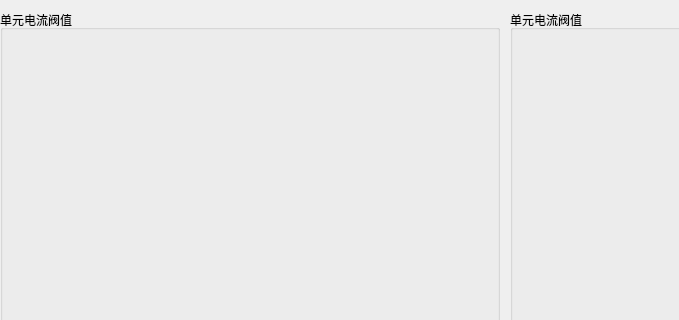
Qt form TestCabinet/fieldvalues/fv_thresholddlg.ui (luozhiyong131/BusBar) before a commit; both pictures show x 0 to 679 and y 0 to 320 of the 1024 by 600 pixel window.
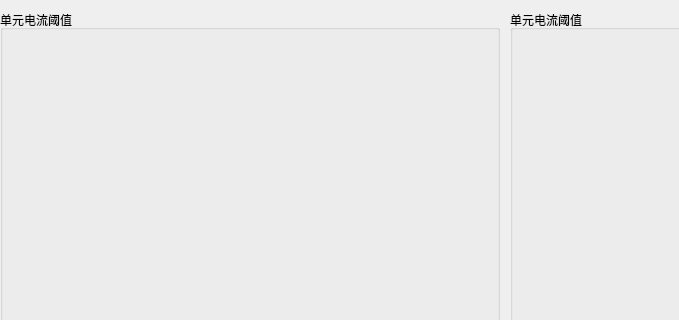
The same form after that commit.

Commit message: change:修改閥值 - 阈值

Diff of the .ui file:
```diff
--- a/TestCabinet/fieldvalues/fv_thresholddlg.ui
+++ b/TestCabinet/fieldvalues/fv_thresholddlg.ui
@@ -23,7 +23,7 @@
     </rect>
    </property>
    <property name="title">
-    <string>单元电流阀值</string>
+    <string>单元电流阈值</string>
    </property>
   </widget>
   <widget class="QGroupBox" name="groupBox">
@@ -36,7 +36,7 @@
     </rect>
    </property>
    <property name="title">
-    <string>单元电流阀值</string>
+    <string>单元电流阈值</string>
    </property>
   </widget>
   <widget class="QPushButton" name="okBtn">
```
The commit also changes 14 other files.
